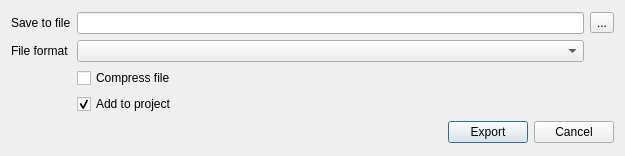
Old version of the form src/corelibs/U2Gui/src/util/ui/ExportDocumentDialog.ui in the repository violethaze74/ugene.
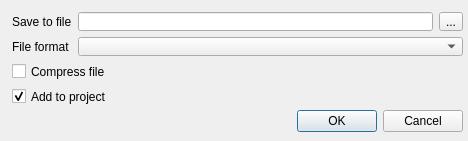
New version of the form.

Commit message: Help system for all dialogs, UI improvements for all dialogs.

```diff
--- a/src/corelibs/U2Gui/src/util/ui/ExportDocumentDialog.ui
+++ b/src/corelibs/U2Gui/src/util/ui/ExportDocumentDialog.ui
@@ -6,8 +6,8 @@
    <rect>
     <x>0</x>
     <y>0</y>
-    <width>625</width>
-    <height>156</height>
+    <width>468</width>
+    <height>141</height>
    </rect>
   </property>
   <property name="windowTitle">
@@ -16,47 +16,57 @@
   <property name="modal">
    <bool>true</bool>
   </property>
-  <layout class="QVBoxLayout" name="verticalLayout">
-   <item>
+  <widget class="QDialogButtonBox" name="buttonBox">
+   <property name="geometry">
+    <rect>
+     <x>12</x>
+     <y>110</y>
+     <width>451</width>
+     <height>23</height>
+    </rect>
+   </property>
+   <property name="standardButtons">
+    <set>QDialogButtonBox::Cancel|QDialogButtonBox::Ok</set>
+   </property>
+  </widget>
+  <widget class="QWidget" name="layoutWidget">
+   <property name="geometry">
+    <rect>
+     <x>12</x>
+     <y>12</y>
+     <width>451</width>
+     <height>94</height>
+    </rect>
+   </property>
     <layout class="QGridLayout" name="gridLayout">
-     <item row="1" column="0">
+    <item row="0" column="0">
       <widget class="QLabel" name="label">
        <property name="text">
         <string>Save to file</string>
        </property>
       </widget>
      </item>
-     <item row="2" column="0">
-      <widget class="QLabel" name="label_2">
-       <property name="text">
-        <string>File format</string>
-       </property>
-      </widget>
-     </item>
-     <item row="1" column="2">
+    <item row="0" column="1">
       <widget class="QLineEdit" name="fileNameEdit"/>
      </item>
-     <item row="2" column="2">
-      <widget class="QComboBox" name="formatCombo"/>
-     </item>
-     <item row="1" column="3">
+    <item row="0" column="2">
       <widget class="QToolButton" name="browseButton">
        <property name="text">
         <string>...</string>
        </property>
       </widget>
      </item>
-     <item row="4" column="2">
-      <widget class="QCheckBox" name="addToProjCheck">
+    <item row="1" column="0">
+     <widget class="QLabel" name="label_2">
        <property name="text">
-        <string>Add to project</string>
-       </property>
-       <property name="checked">
-        <bool>true</bool>
+       <string>File format</string>
        </property>
       </widget>
      </item>
-     <item row="3" column="2">
+    <item row="1" column="1" colspan="2">
+     <widget class="QComboBox" name="formatCombo"/>
+    </item>
+    <item row="2" column="0" colspan="2">
       <widget class="QCheckBox" name="compressCheck">
        <property name="text">
         <string>Compress file</string>
@@ -66,40 +76,18 @@
        </property>
       </widget>
      </item>
-    </layout>
-   </item>
-   <item>
-    <layout class="QHBoxLayout" name="horizontalLayout">
-     <item>
-      <spacer name="horizontalSpacer">
-       <property name="orientation">
-        <enum>Qt::Horizontal</enum>
-       </property>
-       <property name="sizeHint" stdset="0">
-        <size>
-         <width>40</width>
-         <height>20</height>
-        </size>
-       </property>
-      </spacer>
-     </item>
-     <item>
-      <widget class="QPushButton" name="createButton">
+    <item row="3" column="0" colspan="2">
+     <widget class="QCheckBox" name="addToProjCheck">
        <property name="text">
-        <string>Export</string>
-       </property>
-      </widget>
-     </item>
-     <item>
-      <widget class="QPushButton" name="cancelButton">
-       <property name="text">
-        <string>Cancel</string>
+       <string>Add to project</string>
+      </property>
+      <property name="checked">
+       <bool>true</bool>
        </property>
       </widget>
      </item>
     </layout>
-   </item>
-  </layout>
+  </widget>
  </widget>
  <resources/>
  <connections>
```
Left out of the diff: 24 changed lines with no effect on the pictures. Lines whose indentation alone changed are shown as unchanged. The commit also changes 309 other files.
